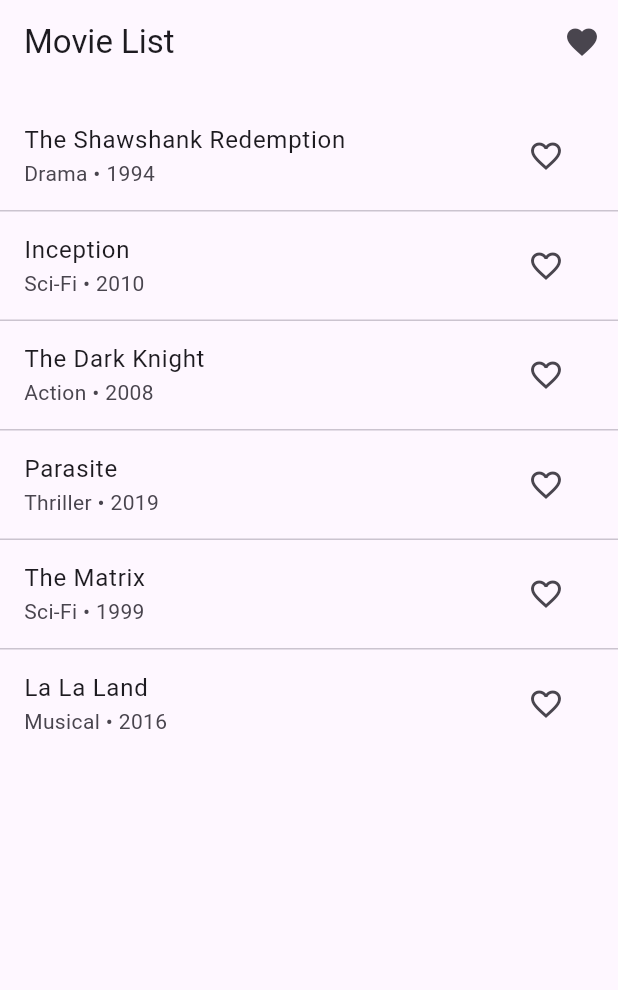
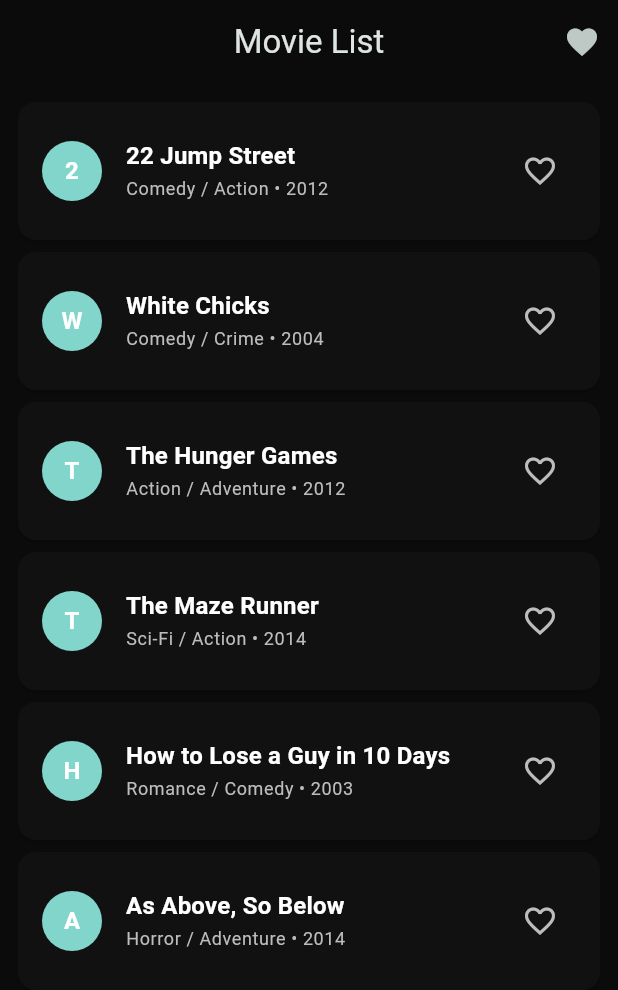
Before and after one commit to finalFactorial/melad_advmobprog, a Flutter app: the screen it shows after launch, on a phone screen of 412 x 824 dp. Shown: the top 990 px of the screen. Run offline on Flutter 3.47's test engine with Material 3 defaults, Android fonts, the phone set to English and light mode, and no system bars.

Commit message:
fix: improve ui

```diff
--- a/lab_act2/lib/main.dart
+++ b/lab_act2/lib/main.dart
@@ -13,13 +13,21 @@ class MyApp extends StatelessWidget {
 
   @override
   Widget build(BuildContext context) {
+    final seed = const Color(0xFF2EC4B6); // accent green
+
     return ChangeNotifierProvider(
       create: (_) => FavoritesProvider(),
       child: MaterialApp(
         title: 'Movie Favorites',
         theme: ThemeData(
-          colorScheme: ColorScheme.fromSeed(seedColor: Colors.deepPurple),
+          colorScheme: ColorScheme.fromSeed(seedColor: seed, brightness: Brightness.dark),
+          scaffoldBackgroundColor: const Color(0xFF0B0B0B),
           useMaterial3: true,
+          appBarTheme: const AppBarTheme(
+            backgroundColor: Color(0xFF0B0B0B),
+            elevation: 0,
+            centerTitle: true,
+          ),
         ),
         home: const MovieListScreen(),
       ),
--- a/lab_act2/lib/movie_list_screen.dart
+++ b/lab_act2/lib/movie_list_screen.dart
@@ -1,5 +1,6 @@
 import 'package:flutter/material.dart';
 import 'package:provider/provider.dart';
+
 import 'favorite_movies_screen.dart';
 import 'movie_provider.dart';
 
@@ -7,12 +8,12 @@ class MovieListScreen extends StatelessWidget {
   const MovieListScreen({super.key});
 
   static const movies = <Movie>[
-    Movie(title: 'The Shawshank Redemption', genre: 'Drama', year: '1994'),
-    Movie(title: 'Inception', genre: 'Sci-Fi', year: '2010'),
-    Movie(title: 'The Dark Knight', genre: 'Action', year: '2008'),
-    Movie(title: 'Parasite', genre: 'Thriller', year: '2019'),
-    Movie(title: 'The Matrix', genre: 'Sci-Fi', year: '1999'),
-    Movie(title: 'La La Land', genre: 'Musical', year: '2016'),
+    Movie(title: '22 Jump Street', genre: 'Comedy / Action', year: '2012'),
+    Movie(title: 'White Chicks', genre: 'Comedy / Crime', year: '2004'),
+    Movie(title: 'The Hunger Games', genre: 'Action / Adventure', year: '2012'),
+    Movie(title: 'The Maze Runner', genre: 'Sci-Fi / Action', year: '2014'),
+    Movie(title: 'How to Lose a Guy in 10 Days', genre: 'Romance / Comedy', year: '2003'),
+    Movie(title: 'As Above, So Below', genre: 'Horror / Adventure', year: '2014'),
   ];
 
   @override
@@ -39,22 +40,26 @@ class MovieListScreen extends StatelessWidget {
       body: ListView.separated(
         padding: const EdgeInsets.symmetric(vertical: 12),
         itemCount: movies.length,
-        separatorBuilder: (context, index) => const Divider(height: 1),
+        separatorBuilder: (context, index) => const SizedBox(height: 8),
         itemBuilder: (context, index) {
           final movie = movies[index];
           final isFavorite = favoritesProvider.isFavorite(movie);
 
-          return ListTile(
-            title: Text(movie.title),
-            subtitle: Text('${movie.genre} • ${movie.year}'),
-            trailing: IconButton(
-              icon: Icon(
-                isFavorite ? Icons.favorite : Icons.favorite_border,
-                color: isFavorite ? Colors.red : null,
+          return Card(
+            color: const Color(0xFF111111),
+            margin: const EdgeInsets.symmetric(horizontal: 12),
+            child: ListTile(
+              contentPadding: const EdgeInsets.symmetric(horizontal: 16, vertical: 10),
+              leading: CircleAvatar(
+                backgroundColor: Theme.of(context).colorScheme.primary,
+                child: Text(movie.title.substring(0, 1), style: const TextStyle(color: Colors.white, fontWeight: FontWeight.w700)),
               ),
-              onPressed: () {
-                Provider.of<FavoritesProvider>(context, listen: false).toggleFavorite(movie);
-              },
+              title: Text(movie.title, style: Theme.of(context).textTheme.titleMedium?.copyWith(fontSize: 16, fontWeight: FontWeight.w700, color: Colors.white)),
+              subtitle: Text('${movie.genre} • ${movie.year}', style: Theme.of(context).textTheme.bodySmall?.copyWith(color: Colors.grey[400])),
+              trailing: IconButton(
+                icon: Icon(isFavorite ? Icons.favorite : Icons.favorite_border, color: isFavorite ? Theme.of(context).colorScheme.secondary : Colors.grey[400]),
+                onPressed: () => Provider.of<FavoritesProvider>(context, listen: false).toggleFavorite(movie),
+              ),
             ),
           );
         },
```
Also changed, not shown: lab_act2/lib/favorite_movies_screen.dart (+26 -13 lines).
